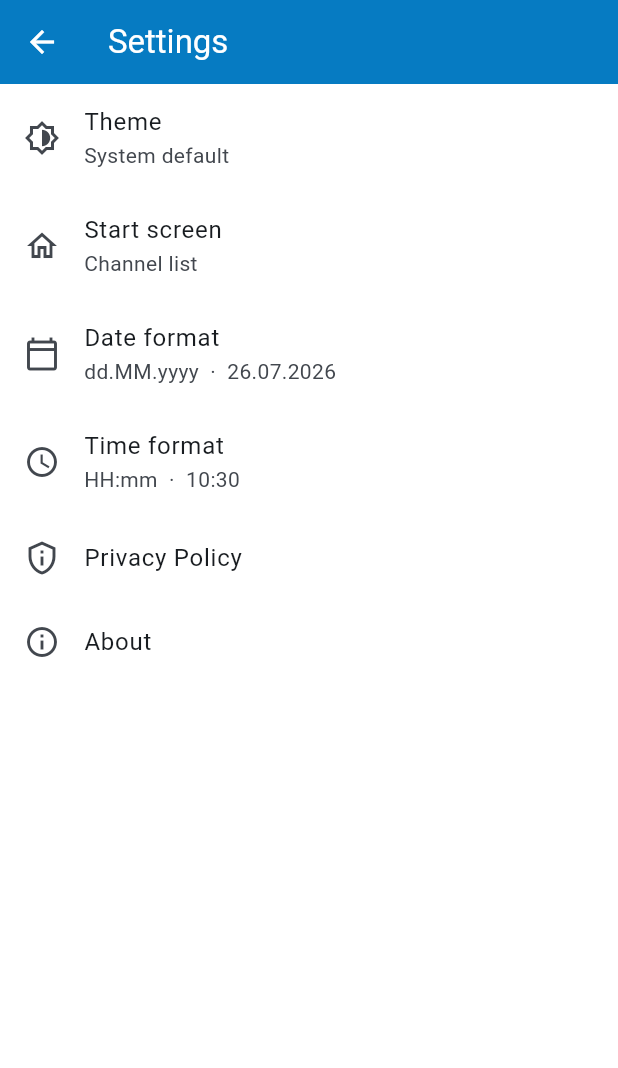
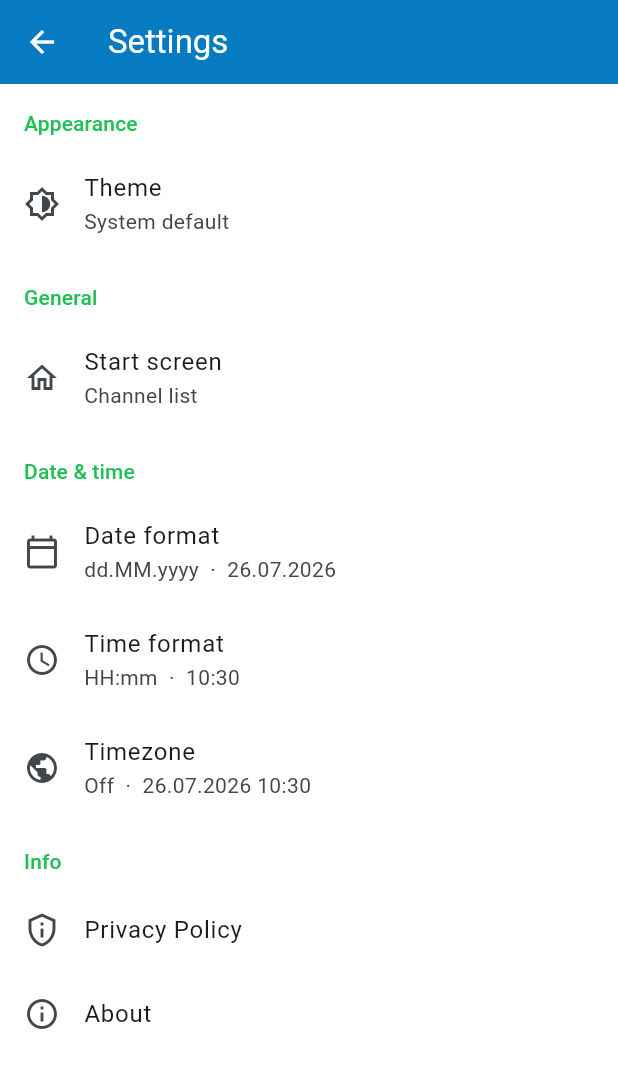
Before and after one commit to janstol/ThingViewer, a Flutter app: the screen it shows after launch, after a tap on the "settings" icon, on a phone screen of 412 x 824 dp. Shown: the top 1068 px of the screen. Run offline on Flutter 3.47's test engine with Material 3 defaults, Android fonts, the phone set to English and light mode, and no system bars; our stand-ins replace hive_flutter, package_info_plus, shared_preferences; accounts and stored records are empty.

Commit message:
Add timezone display setting and group settings screen into sections
Adds an opt-in "Timezone" setting (off by default) with three modes —
off, UTC offset (+02:00), and name (CEST) — that appends a suffix to
the detail screen's "Last entry" readout and the chart tooltip. The
chart's date-only X-axis ticks and the filter sheet's from/to dates
are unaffected, since they never show a time.

The suffix is built from DateTime.timeZoneOffset/timeZoneName rather
than a DateFormat pattern character, because intl 0.20.2 silently
returns '' for the z/Z/v pattern letters.

SettingsNotifier gains formatDate/formatDateTime helpers so call sites
stop hand-assembling DateFormat('$dateFormat $timeFormat'); the two
DateFormat instances are cached and invalidated on format changes.

Also groups the settings screen's tiles under section headers
(Appearance, General, Date & time, Info), since the new tile pushed
the flat list to seven items.

```diff
--- a/lib/l10n/app_en.arb
+++ b/lib/l10n/app_en.arb
@@ -37,9 +37,18 @@
   "settingsDateFormatChoose": "Choose date format",
   "settingsTimeFormat": "Time format",
   "settingsTimeFormatChoose": "Choose time format",
+  "settingsTimezone": "Timezone",
+  "settingsTimezoneChoose": "Choose timezone display",
+  "settingsTimezoneOff": "Off",
+  "settingsTimezoneOffset": "UTC offset",
+  "settingsTimezoneName": "Name",
   "settingsStartScreen": "Start screen",
   "settingsStartScreenChoose": "Choose start screen",
   "settingsStartScreenChannelList": "Channel list",
+  "settingsSectionAppearance": "Appearance",
+  "settingsSectionGeneral": "General",
+  "settingsSectionDateTime": "Date & time",
+  "settingsSectionInfo": "Info",
   "privacyPolicy": "Privacy Policy",
   "aboutTitle": "About",
   "aboutText": "With ThingViewer you can easily access and visualize data from ThingSpeak™ channels.\n\nTo learn more about ThingSpeak™, visit ",
--- a/lib/l10n/app_localizations.dart
+++ b/lib/l10n/app_localizations.dart
@@ -286,6 +286,36 @@ abstract class AppLocalizations {
   /// **'Choose time format'**
   String get settingsTimeFormatChoose;
 
+  /// No description provided for @settingsTimezone.
+  ///
+  /// In en, this message translates to:
+  /// **'Timezone'**
+  String get settingsTimezone;
+
+  /// No description provided for @settingsTimezoneChoose.
+  ///
+  /// In en, this message translates to:
+  /// **'Choose timezone display'**
+  String get settingsTimezoneChoose;
+
+  /// No description provided for @settingsTimezoneOff.
+  ///
+  /// In en, this message translates to:
+  /// **'Off'**
+  String get settingsTimezoneOff;
+
+  /// No description provided for @settingsTimezoneOffset.
+  ///
+  /// In en, this message translates to:
+  /// **'UTC offset'**
+  String get settingsTimezoneOffset;
+
+  /// No description provided for @settingsTimezoneName.
+  ///
+  /// In en, this message translates to:
+  /// **'Name'**
+  String get settingsTimezoneName;
+
   /// No description provided for @settingsStartScreen.
   ///
   /// In en, this message translates to:
@@ -303,6 +333,30 @@ abstract class AppLocalizations {
   /// In en, this message translates to:
   /// **'Channel list'**
   String get settingsStartScreenChannelList;
+
+  /// No description provided for @settingsSectionAppearance.
+  ///
+  /// In en, this message translates to:
+  /// **'Appearance'**
+  String get settingsSectionAppearance;
+
+  /// No description provided for @settingsSectionGeneral.
+  ///
+  /// In en, this message translates to:
+  /// **'General'**
+  String get settingsSectionGeneral;
+
+  /// No description provided for @settingsSectionDateTime.
+  ///
+  /// In en, this message translates to:
+  /// **'Date & time'**
+  String get settingsSectionDateTime;
+
+  /// No description provided for @settingsSectionInfo.
+  ///
+  /// In en, this message translates to:
+  /// **'Info'**
+  String get settingsSectionInfo;
 
   /// No description provided for @privacyPolicy.
   ///
--- a/lib/l10n/app_localizations_en.dart
+++ b/lib/l10n/app_localizations_en.dart
@@ -113,6 +113,21 @@ class AppLocalizationsEn extends AppLocalizations {
   String get settingsTimeFormatChoose => 'Choose time format';
 
   @override
+  String get settingsTimezone => 'Timezone';
+
+  @override
+  String get settingsTimezoneChoose => 'Choose timezone display';
+
+  @override
+  String get settingsTimezoneOff => 'Off';
+
+  @override
+  String get settingsTimezoneOffset => 'UTC offset';
+
+  @override
+  String get settingsTimezoneName => 'Name';
+
+  @override
   String get settingsStartScreen => 'Start screen';
 
   @override
@@ -120,6 +135,18 @@ class AppLocalizationsEn extends AppLocalizations {
 
   @override
   String get settingsStartScreenChannelList => 'Channel list';
+
+  @override
+  String get settingsSectionAppearance => 'Appearance';
+
+  @override
+  String get settingsSectionGeneral => 'General';
+
+  @override
+  String get settingsSectionDateTime => 'Date & time';
+
+  @override
+  String get settingsSectionInfo => 'Info';
 
   @override
   String get privacyPolicy => 'Privacy Policy';
--- a/lib/screens/channel_detail/channel_detail_screen.dart
+++ b/lib/screens/channel_detail/channel_detail_screen.dart
@@ -1,5 +1,4 @@
 import 'package:flutter/material.dart';
-import 'package:intl/intl.dart';
 import 'package:url_launcher/url_launcher.dart';
 
 import '../../api/thingspeak_api.dart';
@@ -213,9 +212,6 @@ class _FieldList extends StatelessWidget {
     return ListenableBuilder(
       listenable: settings,
       builder: (context, _) {
-        final dateFmt = DateFormat(
-          '${settings.dateFormat} ${settings.timeFormat}',
-        );
         final dataAccent = Theme.of(context).extension<BrandColors>()!.dataAccent;
         final hasHeader = _hasHeader(channel);
         return ListView.builder(
@@ -237,7 +233,7 @@ class _FieldList extends StatelessWidget {
               title: Text(field.displayLabel),
               subtitle: lastUpdated != null
                   ? Text(
-                      '${l10n.channelDetailLastEntry}: ${dateFmt.format(lastUpdated)}',
+                      '${l10n.channelDetailLastEntry}: ${settings.formatDateTime(lastUpdated)}',
                     )
                   : null,
               trailing: field.lastValue != null
--- a/lib/screens/settings/settings_notifier.dart
+++ b/lib/screens/settings/settings_notifier.dart
@@ -1,4 +1,5 @@
 import 'package:flutter/material.dart';
+import 'package:intl/intl.dart';
 
 import '../../models/channel.dart';
 import '../../storage/settings_storage.dart';
@@ -9,13 +10,18 @@ class SettingsNotifier extends ChangeNotifier {
   late ThemeMode _themeMode;
   late String _dateFormat;
   late String _timeFormat;
+  late TimezoneDisplay _timezoneDisplay;
   late int? _startChannelId;
   late String? _startChannelServerUrl;
+
+  DateFormat? _cachedDateFmt;
+  DateFormat? _cachedDateTimeFmt;
 
   SettingsNotifier(this._storage) {
     _themeMode = _storage.themeMode;
     _dateFormat = _storage.dateFormat;
     _timeFormat = _storage.timeFormat;
+    _timezoneDisplay = _storage.timezoneDisplay;
     _startChannelId = _storage.startChannelId;
     _startChannelServerUrl = _storage.startChannelServerUrl;
   }
@@ -23,6 +29,7 @@ class SettingsNotifier extends ChangeNotifier {
   ThemeMode get themeMode => _themeMode;
   String get dateFormat => _dateFormat;
   String get timeFormat => _timeFormat;
+  TimezoneDisplay get timezoneDisplay => _timezoneDisplay;
 
   Future<void> setThemeMode(ThemeMode mode) async {
     final previous = _themeMode;
@@ -39,11 +46,15 @@ class SettingsNotifier extends ChangeNotifier {
   Future<void> setDateFormat(String format) async {
     final previous = _dateFormat;
     _dateFormat = format;
+    _cachedDateFmt = null;
+    _cachedDateTimeFmt = null;
     notifyListeners();
     try {
       await _storage.saveDateFormat(format);
     } catch (_) {
       _dateFormat = previous;
+      _cachedDateFmt = null;
+      _cachedDateTimeFmt = null;
       notifyListeners();
     }
   }
@@ -51,13 +62,58 @@ class SettingsNotifier extends ChangeNotifier {
   Future<void> setTimeFormat(String format) async {
     final previous = _timeFormat;
     _timeFormat = format;
+    _cachedDateTimeFmt = null;
     notifyListeners();
     try {
       await _storage.saveTimeFormat(format);
     } catch (_) {
       _timeFormat = previous;
+      _cachedDateTimeFmt = null;
       notifyListeners();
     }
+  }
+
+  Future<void> setTimezoneDisplay(TimezoneDisplay value) async {
+    final previous = _timezoneDisplay;
+    _timezoneDisplay = value;
+    notifyListeners();
+    try {
+      await _storage.saveTimezoneDisplay(value);
+    } catch (_) {
+      _timezoneDisplay = previous;
+      notifyListeners();
+    }
+  }
+
+  /// Formats [dt] as a date only, never with a timezone suffix.
+  String formatDate(DateTime dt) =>
+      (_cachedDateFmt ??= DateFormat(_dateFormat)).format(dt);
+
+  /// Formats [dt] as date + time, with a timezone suffix per [timezoneDisplay].
+  String formatDateTime(DateTime dt) {
+    final fmt = _cachedDateTimeFmt ??= DateFormat('$_dateFormat $_timeFormat');
+    return '${fmt.format(dt)}${_timezoneSuffix(dt)}';
+  }
+
+  String _timezoneSuffix(DateTime dt) {
+    switch (_timezoneDisplay) {
+      case TimezoneDisplay.off:
+        return '';
+      case TimezoneDisplay.name:
+        final name = dt.timeZoneName.trim();
+        if (name.isNotEmpty) return ' $name';
+        return ' ${_formatOffset(dt.timeZoneOffset)}'; // fallback
+      case TimezoneDisplay.offset:
+        return ' ${_formatOffset(dt.timeZoneOffset)}';
+    }
+  }
+
+  static String _formatOffset(Duration offset) {
+    final sign = offset.isNegative ? '-' : '+';
+    final abs = offset.abs();
+    final hours = abs.inHours.toString().padLeft(2, '0');
+    final minutes = (abs.inMinutes % 60).toString().padLeft(2, '0');
+    return '$sign$hours:$minutes';
   }
 
   Future<void> setStartChannel(Channel? channel) async {
--- a/lib/screens/settings/settings_screen.dart
+++ b/lib/screens/settings/settings_screen.dart
@@ -5,6 +5,7 @@ import 'package:url_launcher/url_launcher.dart';
 
 import '../../l10n/app_localizations.dart';
 import '../../models/channel.dart';
+import '../../storage/settings_storage.dart';
 import 'settings_notifier.dart';
 
 const _dateFormats = [
@@ -39,8 +40,11 @@ class SettingsScreen extends StatelessWidget {
         listenable: settings,
         builder: (context, _) => ListView(
           children: [
+            _SectionHeader(title: l10n.settingsSectionAppearance),
             _ThemeTile(settings: settings),
+            _SectionHeader(title: l10n.settingsSectionGeneral),
             _StartScreenTile(settings: settings, channels: channels),
+            _SectionHeader(title: l10n.settingsSectionDateTime),
             _FormatTile(
               icon: Icons.calendar_today_outlined,
               title: l10n.settingsDateFormat,
@@ -57,6 +61,8 @@ class SettingsScreen extends StatelessWidget {
               dialogTitle: l10n.settingsTimeFormatChoose,
               onSelected: settings.setTimeFormat,
             ),
+            _TimezoneTile(settings: settings),
+            _SectionHeader(title: l10n.settingsSectionInfo),
             ListTile(
               leading: const Icon(Icons.privacy_tip_outlined),
               title: Text(l10n.privacyPolicy),
@@ -67,6 +73,26 @@ class SettingsScreen extends StatelessWidget {
             ),
             _AboutTile(l10n: l10n),
           ],
+        ),
+      ),
+    );
+  }
+}
+
+class _SectionHeader extends StatelessWidget {
+  final String title;
+
+  const _SectionHeader({required this.title});
+
+  @override
+  Widget build(BuildContext context) {
+    final theme = Theme.of(context);
+    return Padding(
+      padding: const EdgeInsets.fromLTRB(16, 16, 16, 8),
+      child: Text(
+        title,
+        style: theme.textTheme.labelLarge?.copyWith(
+          color: theme.colorScheme.primary,
         ),
       ),
     );
@@ -241,6 +267,61 @@ class _FormatTile extends StatelessWidget {
   }
 }
 
+class _TimezoneTile extends StatelessWidget {
+  final SettingsNotifier settings;
+
+  const _TimezoneTile({required this.settings});
+
+  @override
+  Widget build(BuildContext context) {
+    final l10n = AppLocalizations.of(context)!;
+    final options = [
+      (TimezoneDisplay.off, l10n.settingsTimezoneOff),
+      (TimezoneDisplay.offset, l10n.settingsTimezoneOffset),
+      (TimezoneDisplay.name, l10n.settingsTimezoneName),
+    ];
+    final current =
+        options.firstWhere((e) => e.$1 == settings.timezoneDisplay).$2;
+    final preview = settings.formatDateTime(DateTime.now());
+
+    return ListTile(
+      leading: const Icon(Icons.public_outlined),
+      title: Text(l10n.settingsTimezone),
+      subtitle: Text('$current  ·  $preview'),
+      onTap: () async {
+        final selected = await showDialog<TimezoneDisplay>(
+          context: context,
+          builder: (context) => SimpleDialog(
+            title: Text(l10n.settingsTimezoneChoose),
+            children: [
+              RadioGroup<TimezoneDisplay>(
+                groupValue: settings.timezoneDisplay,
+                onChanged: (v) {
+                  if (v != null) Navigator.pop(context, v);
+                },
+                child: Column(
+                  mainAxisSize: MainAxisSize.min,
+                  children: options
+                      .map(
+                        (e) => RadioListTile<TimezoneDisplay>(
+                          title: Text(e.$2),
+                          value: e.$1,
+                        ),
+                      )
+                      .toList(),
+                ),
+              ),
+            ],
+          ),
+        );
+        if (selected != null && context.mounted) {
+          settings.setTimezoneDisplay(selected);
+        }
+      },
+    );
+  }
+}
+
 class _AboutTile extends StatelessWidget {
   final AppLocalizations l10n;
 
--- a/lib/storage/settings_storage.dart
+++ b/lib/storage/settings_storage.dart
@@ -8,9 +8,14 @@ const _kDateFormatKey = 'dateFormat';
 const _kTimeFormatKey = 'timeFormat';
 const _kStartChannelIdKey = 'startChannelId';
 const _kStartChannelServerUrlKey = 'startChannelServerUrl';
+const _kTimezoneDisplayKey = 'timezoneDisplay';
 
 const defaultDateFormat = 'dd.MM.yyyy';
 const defaultTimeFormat = 'HH:mm';
+
+enum TimezoneDisplay { off, offset, name }
+
+const defaultTimezoneDisplay = TimezoneDisplay.off;
 
 /// Persists user preferences using SharedPreferences.
 class SettingsStorage {
@@ -41,6 +46,16 @@ class SettingsStorage {
     await _prefs.setString(_kTimeFormatKey, format);
   }
 
+  TimezoneDisplay get timezoneDisplay =>
+      TimezoneDisplay.values.elementAtOrNull(
+        _prefs.getInt(_kTimezoneDisplayKey) ?? 0,
+      ) ??
+      defaultTimezoneDisplay;
+
+  Future<void> saveTimezoneDisplay(TimezoneDisplay value) async {
+    await _prefs.setInt(_kTimezoneDisplayKey, value.index);
+  }
+
   int? get startChannelId => _prefs.getInt(_kStartChannelIdKey);
 
   String? get startChannelServerUrl =>
```
Also changed, not shown: lib/screens/field_chart/field_chart_screen.dart (+4 -9 lines), 4 other files.
